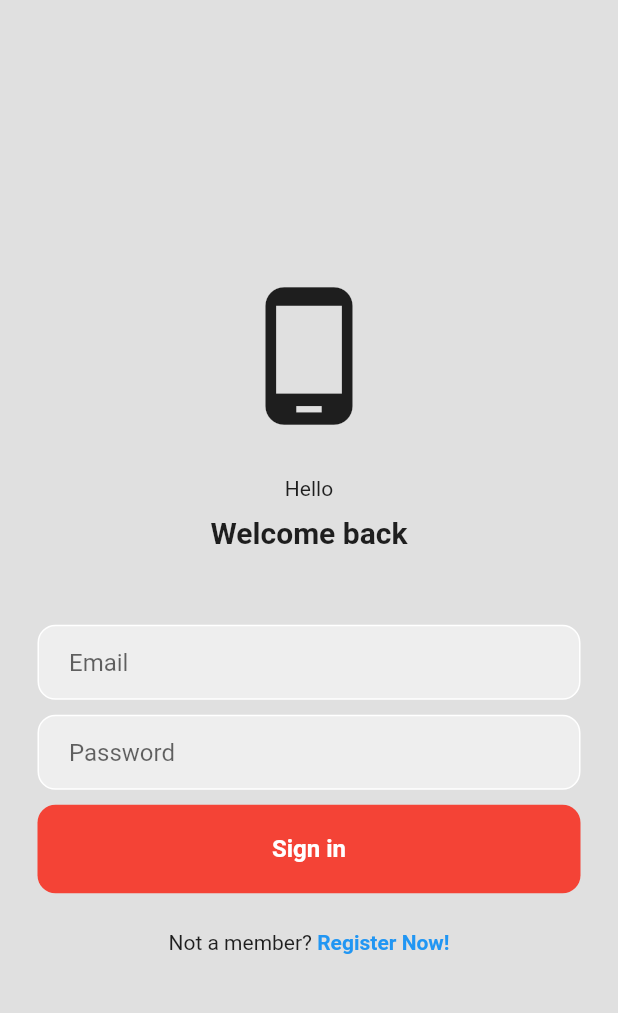
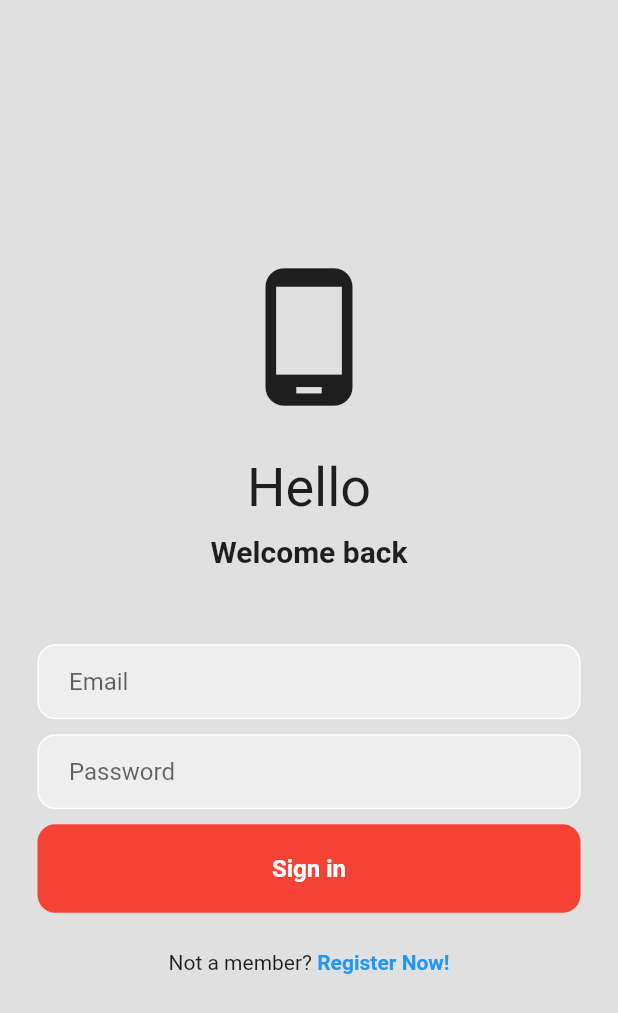
Before and after one commit to NalaJang/flutter_study, a Flutter app: the screen it shows after launch, on a phone screen of 412 x 824 dp. Shown: the top 1013 px of the screen. Run offline on Flutter 3.47's test engine with Material 2 defaults, Android fonts, the light colour scheme and no system bars; drawn by our look-alikes of modal_progress_hud_nsn; our stand-ins replace cloud_firestore, firebase_auth, firebase_core, firebase_storage, flutter_chat_bubble, flutter_spinkit and 5 more; accounts and stored records are empty; generated files the repository leaves out were written again.

Commit message:
Fix: hello fontSize 더 크게 수정

```diff
--- a/firestore_ex/lib/login.dart
+++ b/firestore_ex/lib/login.dart
@@ -43,7 +43,10 @@ class _LoginPageState extends State<LoginPage> {
 
                   SizedBox(height: 30),
 
-                  Text(hello),
+                  Text(
+                    hello,
+                    style: TextStyle(fontSize: 36.0),
+                  ),
 
                   SizedBox(height: 10),
 
```
